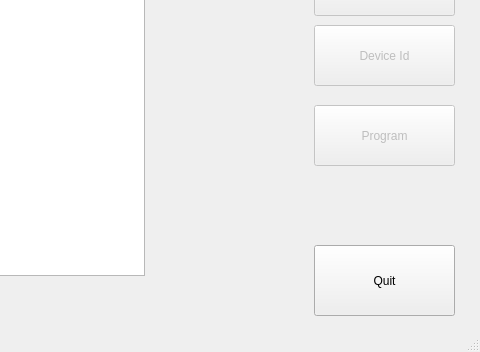
fransschreuder/usbpicprog, file branches/frans/info/ui/mainwindow.ui: the form before one commit; both pictures show x 546 to 1026 and y 381 to 733 of the 1026 by 733 pixel window.
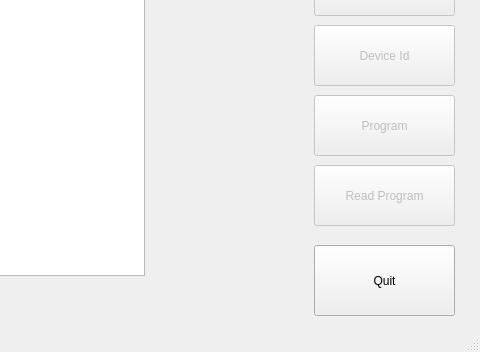
The form after the commit.

Commit message: implemented read_program

```diff
--- a/branches/frans/info/ui/mainwindow.ui
+++ b/branches/frans/info/ui/mainwindow.ui
@@ -46,7 +46,7 @@
     <property name="geometry" >
      <rect>
       <x>860</x>
-      <y>450</y>
+      <y>440</y>
       <width>141</width>
       <height>61</height>
      </rect>
@@ -55,6 +55,22 @@
      <string>Program</string>
     </property>
    </widget>
+   <widget class="QPushButton" name="readprogramButton" >
+    <property name="enabled" >
+     <bool>false</bool>
+    </property>
+    <property name="geometry" >
+     <rect>
+      <x>860</x>
+      <y>510</y>
+      <width>141</width>
+      <height>61</height>
+     </rect>
+    </property>
+    <property name="text" >
+     <string>Read Program</string>
+    </property>
+   </widget>
    <widget class="QTextEdit" name="textEdit" >
     <property name="geometry" >
      <rect>
```
Left out of the diff: 2 changed lines with no effect on the pictures. The commit also changes 10 other files.
